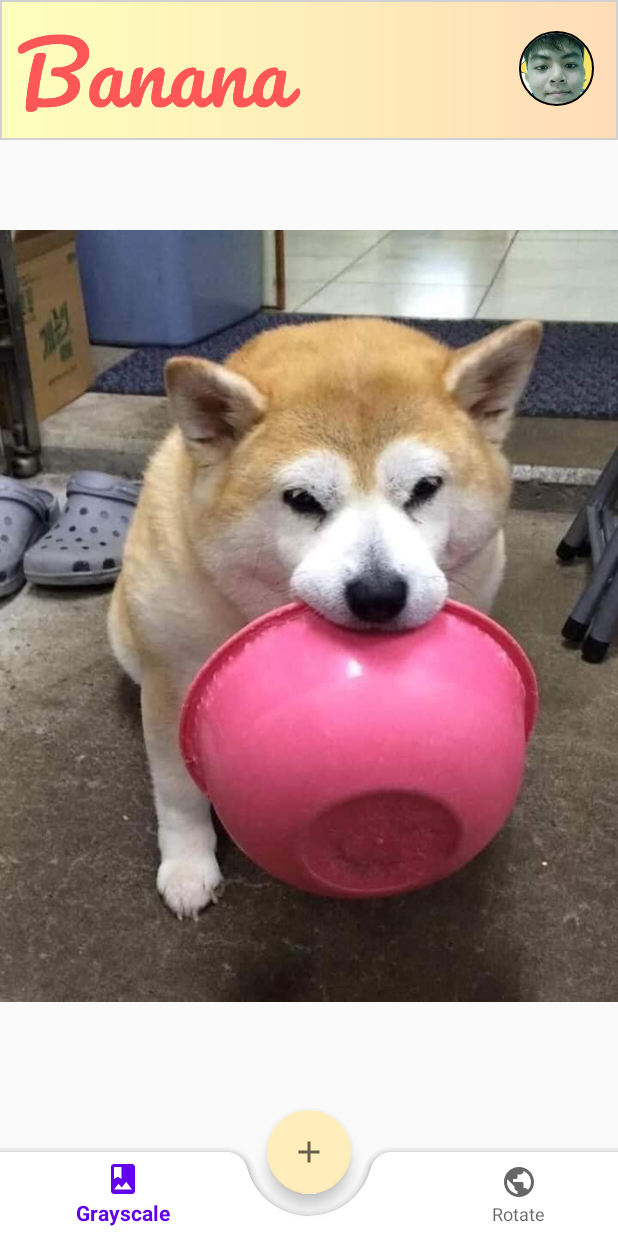
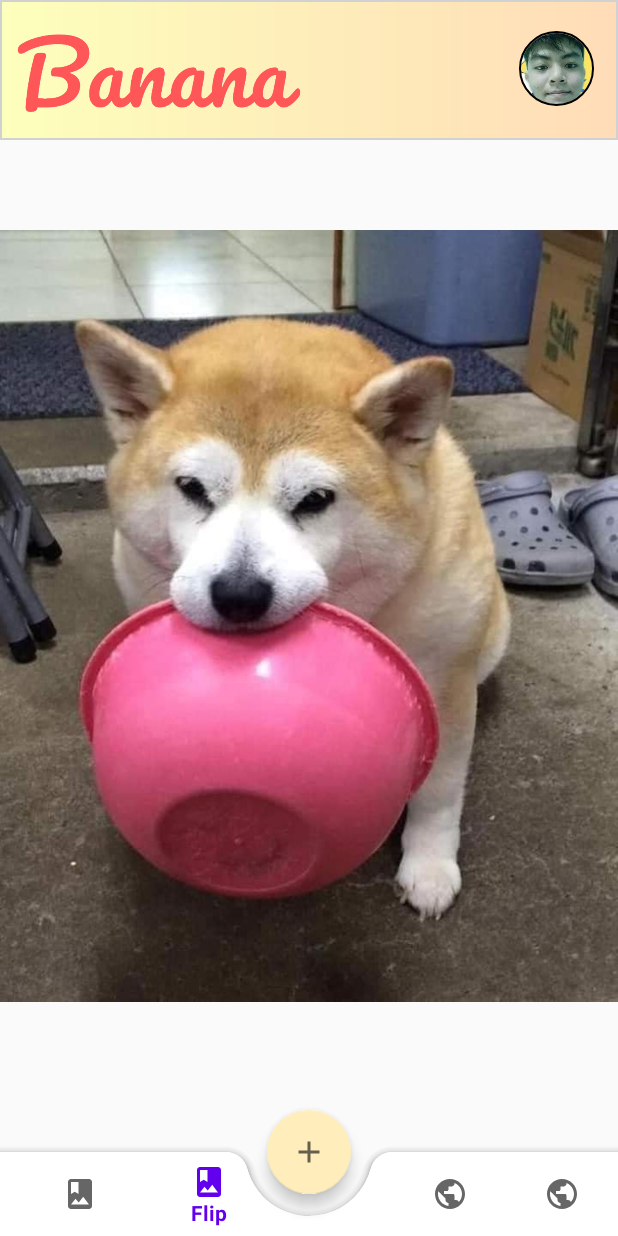
Before and after one commit to leesuby/BananaAlbumApp, an Android app: the EditPhoto screen opened directly, with no data from a screen before it, item 2 of the bottom bar chosen, on a phone screen of 412 x 824 dp. Run offline under Robolectric (Android 15) with nearby library versions, the phone set to English and light mode, and no system bars; our stand-ins replace CircleImageView.

Commit message:
More edit

```diff
--- a/app/src/main/java/com/example/bananaalbum/views/EditPhoto.java
+++ b/app/src/main/java/com/example/bananaalbum/views/EditPhoto.java
@@ -42,7 +42,6 @@ import java.util.Date;
 import java.util.Objects;
 
 public class EditPhoto extends AppCompatActivity {
-    private float angle = 0;
 
     @Override
     protected void onCreate(@Nullable Bundle savedInstanceState) {
@@ -70,18 +69,27 @@ public class EditPhoto extends AppCompatActivity {
                 imageView.invalidate();
                 BitmapDrawable drawable = (BitmapDrawable) imageView.getDrawable();
                 Bitmap bitmap = drawable.getBitmap();
+                Bitmap fixedBitmap = null;
+                Matrix matrix = new Matrix();
                 switch (item.getItemId()){
+                    case R.id.grayscale:
+                        fixedBitmap = toGrayscale(bitmap);
+                        break;
+                    case R.id.rotateLeft:
+                        matrix.postRotate(90);
+                        fixedBitmap = Bitmap.createBitmap(bitmap, 0, 0, bitmap.getWidth(), bitmap.getHeight(), matrix, true);
+                        break;
+                    case R.id.rotateRight:
+                        matrix.postRotate(270);
+                        fixedBitmap = Bitmap.createBitmap(bitmap, 0, 0, bitmap.getWidth(), bitmap.getHeight(), matrix, true);
+                        break;
+                    case R.id.flip:
+                        matrix.setScale(-1, 1);
+                        fixedBitmap = Bitmap.createBitmap(bitmap, 0, 0, bitmap.getWidth(), bitmap.getHeight(), matrix, true);
+                        break;
 
-                    case R.id.grayscale:
-                        Bitmap grayscale = toGrayscale(bitmap);
-                        imageView.setImageBitmap(grayscale);
-                        break;
-                    case R.id.rotate:
-                        Matrix matrix = new Matrix();
-                        matrix.postRotate(90);
-                        Bitmap rotatedBitmap = Bitmap.createBitmap(bitmap, 0, 0, bitmap.getWidth(), bitmap.getHeight(), matrix, true);
-                        imageView.setImageBitmap(rotatedBitmap);
                 }
+                imageView.setImageBitmap(fixedBitmap);
                 return true;
             }
         });
--- a/app/src/main/res/menu/edit_tab_bar.xml
+++ b/app/src/main/res/menu/edit_tab_bar.xml
@@ -5,12 +5,22 @@
         android:icon="@drawable/ic_baseline_photo_album"
         android:title="@string/grayscale" />
     <item
+        android:id="@+id/flip"
+        android:icon="@drawable/ic_baseline_photo_album"
+        android:title="@string/flip" />
+    <item
         android:id="@+id/placeholder1"
         android:enabled="false"
         android:title="" />
     <item
-        android:id="@+id/rotate"
+        android:id="@+id/rotateLeft"
         android:icon="@drawable/ic_baseline_public"
-        android:title="@string/rotate"/>
+        android:title="@string/rotateLeft"/>
+
+    <item
+        android:id="@+id/rotateRight"
+        android:icon="@drawable/ic_baseline_public"
+        android:title="@string/rotateRight"/>
+
 
 </menu>
--- a/app/src/main/res/values/strings.xml
+++ b/app/src/main/res/values/strings.xml
@@ -15,5 +15,7 @@
     <string name="cam">Camera</string>
     <string name="setting">Setting</string>
     <string name="grayscale">Grayscale</string>
-    <string name="rotate">Rotate</string>
+    <string name="rotateLeft">Rotate Left</string>
+    <string name="rotateRight">Rotate Right</string>
+    <string name="flip">Flip</string>
 </resources>
```
